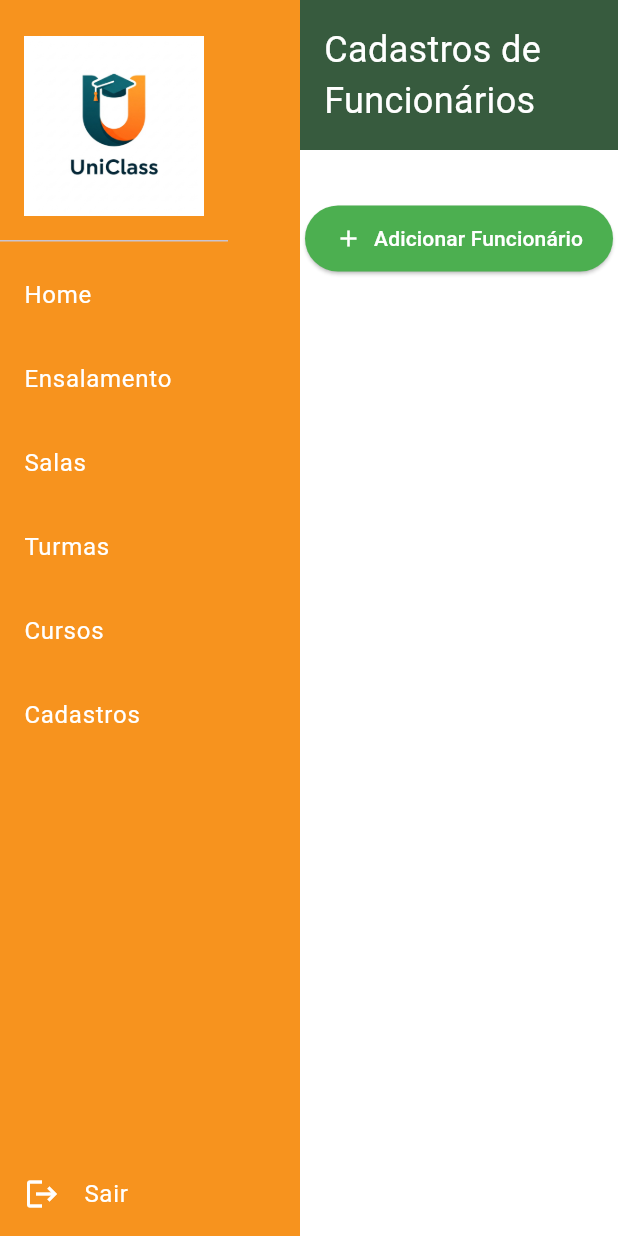
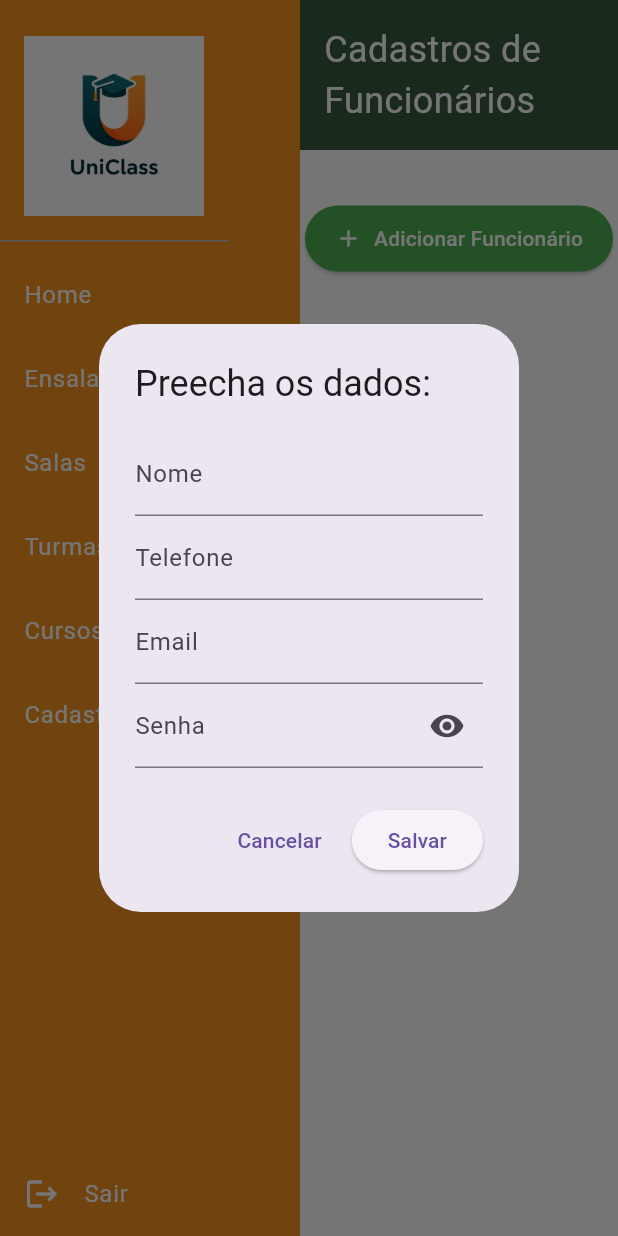
Before and after one commit to teodorogit/trabalho-flutter, a Flutter app: the CadastrosPage screen opened by its route, after a tap on "Adicionar Funcionário", on a phone screen of 412 x 824 dp. Run offline on Flutter 3.47's test engine with Material 3 defaults, Android fonts, the phone set to English and light mode, and no system bars; our stand-ins replace supabase_flutter; accounts and stored records are empty.

Commit message:
tela de cadastro

```diff
--- a/uniclass/lib/View/Pages/Cadastros.dart
+++ b/uniclass/lib/View/Pages/Cadastros.dart
@@ -39,6 +39,127 @@ class _CadastrosPageState extends State<CadastrosPage> {
     }
   }
 
+  void showCadastroDialog(BuildContext context) {
+    final nomeController = TextEditingController();
+    final telefoneController = TextEditingController();
+    final emailController = TextEditingController();
+    final senhaController = TextEditingController();
+    final _formKey = GlobalKey<FormState>();
+    bool _obscureText = true;
+
+    showDialog(
+      context: context,
+      barrierDismissible: false,
+      builder: (context) {
+        final screenWidth = MediaQuery.of(context).size.width;
+
+        return AlertDialog(
+          title: Text('Preecha os dados:'),
+          content: SizedBox(
+            width: screenWidth * 0.5,
+            child: SingleChildScrollView(
+              child: Form(
+                key: _formKey,
+                child: Column(
+                  mainAxisSize: MainAxisSize.min,
+                  children: [
+                    TextFormField(
+                      controller: nomeController,
+                      decoration: InputDecoration(labelText: 'Nome'),
+                      validator: (value) => value == null || value.isEmpty
+                          ? 'Informe o nome'
+                          : null,
+                    ),
+                    TextFormField(
+                      controller: telefoneController,
+                      decoration: InputDecoration(labelText: 'Telefone'),
+                      keyboardType: TextInputType.phone,
+                    ),
+                    TextFormField(
+                      controller: emailController,
+                      decoration: InputDecoration(labelText: 'Email'),
+                      keyboardType: TextInputType.emailAddress,
+                      validator: (value) => value == null || value.isEmpty
+                          ? 'Informe o email'
+                          : null,
+                    ),
+                    TextFormField(
+                      controller: senhaController,
+                      decoration: InputDecoration(
+                        labelText: 'Senha',
+                        suffixIcon: IconButton(
+                          icon: Icon(_obscureText
+                              ? Icons.visibility
+                              : Icons.visibility_off),
+                          onPressed: () {
+                            _obscureText = !_obscureText;
+                            (context as Element).markNeedsBuild();
+                          },
+                        ),
+                      ),
+                      obscureText: _obscureText,
+                      validator: (value) => value == null || value.isEmpty
+                          ? 'Informe a senha'
+                          : null,
+                    ),
+                  ],
+                ),
+              ),
+            ),
+          ),
+          actions: [
+            TextButton(
+              onPressed: () => Navigator.pop(context),
+              child: Text('Cancelar'),
+            ),
+            ElevatedButton(
+              onPressed: () async {
+                if (_formKey.currentState!.validate()) {
+                  try {
+                    // 1. Cria o usuário no auth.users
+                    final authResponse = await supabase.auth.signUp(
+                      email: emailController.text,
+                      password: senhaController.text,
+                    );
+
+                    final user = authResponse.user;
+
+                    if (user != null) {
+                      // 2. Insere na tabela webUser com o user_id
+                      await supabase.from('webUser').insert({
+                        'user_id': user.id,
+                        'name': nomeController.text,
+                        'email': emailController.text,
+                        'phone': telefoneController.text,
+                        'isAdm': false,
+                      });
+
+                      Navigator.pop(context);
+                      fetchUsuarios();
+                      ScaffoldMessenger.of(context).showSnackBar(
+                        SnackBar(
+                            content:
+                                Text('Funcionário adicionado com sucesso')),
+                      );
+                    } else {
+                      throw Exception('Erro ao criar usuário no auth.');
+                    }
+                  } catch (e) {
+                    print('Erro ao cadastrar: $e');
+                    ScaffoldMessenger.of(context).showSnackBar(
+                      SnackBar(content: Text('Erro ao salvar dados: $e')),
+                    );
+                  }
+                }
+              },
+              child: Text('Salvar'),
+            ),
+          ],
+        );
+      },
+    );
+  }
+
   @override
   Widget build(BuildContext context) {
     return AppLayout(
@@ -47,13 +168,12 @@ class _CadastrosPageState extends State<CadastrosPage> {
           ? Center(child: CircularProgressIndicator())
           : Column(
               children: [
-                // Botão centralizado com padding mais justo
                 Padding(
                   padding: EdgeInsets.symmetric(vertical: 35, horizontal: 0),
                   child: Center(
                     child: ElevatedButton.icon(
                       onPressed: () {
-                        Navigator.pushNamed(context, '/adicionar_funcionario');
+                        showCadastroDialog(context);
                       },
                       icon: Icon(Icons.add),
                       label: Text('Adicionar Funcionário'),
--- a/uniclass/lib/View/login_page/login_page.dart
+++ b/uniclass/lib/View/login_page/login_page.dart
@@ -115,7 +115,7 @@ class _LoginScreenState extends State<LoginScreen> {
                             } else if (userTypeAdm == false) {
                               final userType = await ValidationUserWeb()
                                   .validate(email, password, isAdmin);
-
+                                  print('Login usuario padrão: ${userTypeAdm}');
                               if (userType == true) {
                                 ScaffoldMessenger.of(context).showSnackBar(
                                   const SnackBar(
--- a/uniclass/lib/ViewModel/validation.dart
+++ b/uniclass/lib/ViewModel/validation.dart
@@ -5,7 +5,7 @@ class ValidationUserWeb {
   //admsecretaria@unicv.com  unicvsecretaria!@#
   Future<bool?> validateUserWeb(
       String email, String password, bool isAdmin) async {
-    print('valor parametro is adm: ${isAdmin}');
+    print('validateUserWeb: valor parametro is adm: ${isAdmin}');
     try {
       final response = await supabase.auth.signInWithPassword(
         email: email,
@@ -14,10 +14,12 @@ class ValidationUserWeb {
 
       final user = response.user;
 
+      print('validateUserWeb: valor parametro is adm: ${user}');
+
       if (user != null && user.id.isNotEmpty) {
         if (user.email != email) {
           print(
-              'Email digitado não corresponde exatamente ao email cadastrado.');
+              'Email digitado não corresponde ao email cadastrado.');
           return null;
         }
       }
@@ -27,7 +29,11 @@ class ValidationUserWeb {
             .from('webUser')
             .select('isAdm')
             .eq('user_id', user.id)
+            .ilike('email', email)
             .maybeSingle();
+
+          print('validateUserWeb:Usuário padrão: ${user}');
+          print(' validateUserWeb: profile: ${profileResponse}');
 
         if (profileResponse == null) {
           print('Usuário não encontrado na tabela webUser.');
@@ -54,7 +60,7 @@ class ValidationUserWeb {
   }
 
   Future<bool?> validate(String email, String password, bool isAdmin) async {
-    print('valor parametro is adm: ${isAdmin}');
+    print('validate: valor parametro is adm: ${isAdmin}');
     try {
       final response = await supabase.auth.signInWithPassword(
         email: email,
@@ -62,11 +68,11 @@ class ValidationUserWeb {
       );
 
       final user = response.user;
-
+      print('validate: padrão: ${user}');
       if (user != null && user.id.isNotEmpty) {
         if (user.email != email) {
           print(
-              'Email digitado não corresponde exatamente ao email cadastrado.');
+              'Email digitado não corresponde ao email cadastrado.');
           return null;
         }
       }
@@ -76,6 +82,7 @@ class ValidationUserWeb {
             .from('webUser')
             .select('isAdm')
             .eq('user_id', user.id)
+            .ilike('email', email)
             .maybeSingle();
 
         if (profileResponse == null) {
--- a/uniclass/lib/main.dart
+++ b/uniclass/lib/main.dart
@@ -5,8 +5,9 @@ import 'package:uniclass/View/Pages/Turmas.dart';
 import 'package:uniclass/View/Pages/Salas.dart';
 import 'package:uniclass/View/Pages/Cursos.dart';
 import 'package:uniclass/View/Pages/Cadastros.dart';
+import 'package:uniclass/View/login_page/login_page.dart';
 import 'package:supabase_flutter/supabase_flutter.dart';
-import 'package:uniclass/View/login_page/login_page.dart';
+
 
 void main() async {
   WidgetsFlutterBinding.ensureInitialized();
```
Also changed, not shown: 1 other file.
